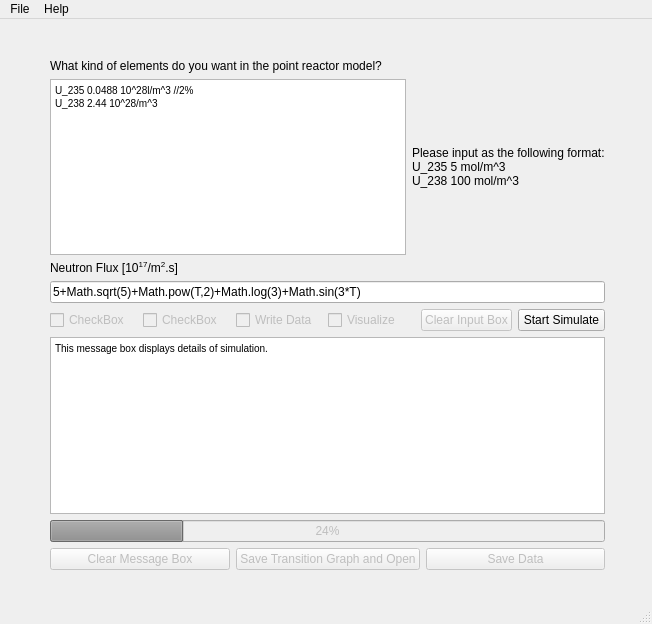
WenyinWei/NuKit, file qtapp/NuKit/src/Frame/mainwindow.ui: the form before one commit.
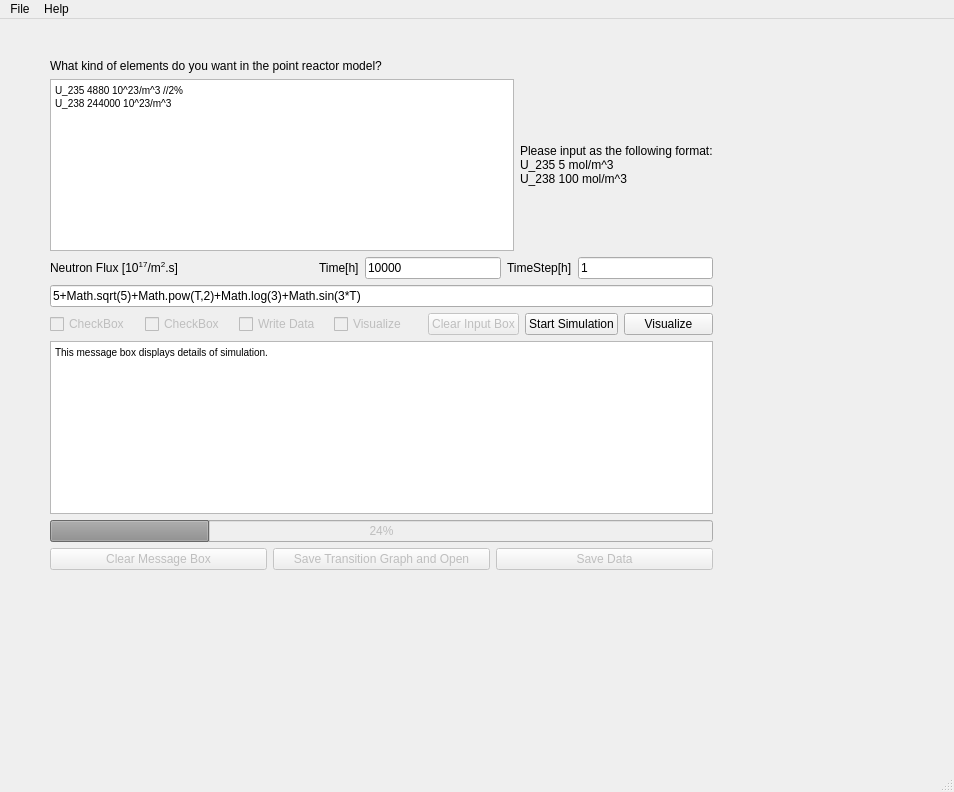
The form after the commit.

What changed in the file:
```diff
--- a/qtapp/NuKit/src/Frame/mainwindow.ui
+++ b/qtapp/NuKit/src/Frame/mainwindow.ui
@@ -6,8 +6,8 @@
    <rect>
     <x>0</x>
     <y>0</y>
-    <width>652</width>
-    <height>624</height>
+    <width>954</width>
+    <height>792</height>
    </rect>
   </property>
   <property name="windowTitle">
@@ -19,7 +19,7 @@
      <rect>
       <x>50</x>
       <y>40</y>
-      <width>555</width>
+      <width>663</width>
       <height>511</height>
      </rect>
     </property>
@@ -40,8 +40,8 @@
 &lt;html&gt;&lt;head&gt;&lt;meta name=&quot;qrichtext&quot; content=&quot;1&quot; /&gt;&lt;style type=&quot;text/css&quot;&gt;
 p, li { white-space: pre-wrap; }
 &lt;/style&gt;&lt;/head&gt;&lt;body style=&quot; font-family:'MS Shell Dlg 2'; font-size:7.8pt; font-weight:400; font-style:normal;&quot;&gt;
-&lt;p style=&quot; margin-top:0px; margin-bottom:0px; margin-left:0px; margin-right:0px; -qt-block-indent:0; text-indent:0px;&quot;&gt;U_235 0.0488 10^28l/m^3 //2%&lt;/p&gt;
-&lt;p style=&quot; margin-top:0px; margin-bottom:0px; margin-left:0px; margin-right:0px; -qt-block-indent:0; text-indent:0px;&quot;&gt;U_238 2.44 10^28/m^3&lt;/p&gt;&lt;/body&gt;&lt;/html&gt;</string>
+&lt;p style=&quot; margin-top:0px; margin-bottom:0px; margin-left:0px; margin-right:0px; -qt-block-indent:0; text-indent:0px;&quot;&gt;U_235 4880 10^23/m^3 //2%&lt;/p&gt;
+&lt;p style=&quot; margin-top:0px; margin-bottom:0px; margin-left:0px; margin-right:0px; -qt-block-indent:0; text-indent:0px;&quot;&gt;U_238 244000 10^23/m^3&lt;/p&gt;&lt;/body&gt;&lt;/html&gt;</string>
          </property>
          <property name="overwriteMode">
           <bool>false</bool>
@@ -66,11 +66,56 @@
       </layout>
      </item>
      <item>
-      <widget class="QLabel" name="label_3">
-       <property name="text">
-        <string>&lt;html&gt;&lt;head/&gt;&lt;body&gt;&lt;p&gt;Neutron Flux [10&lt;span style=&quot; vertical-align:super;&quot;&gt;17&lt;/span&gt;/m&lt;span style=&quot; vertical-align:super;&quot;&gt;2&lt;/span&gt;.s]&lt;/p&gt;&lt;/body&gt;&lt;/html&gt;</string>
-       </property>
-      </widget>
+      <layout class="QHBoxLayout" name="horizontalLayout_4">
+       <item>
+        <widget class="QLabel" name="label_3">
+         <property name="text">
+          <string>&lt;html&gt;&lt;head/&gt;&lt;body&gt;&lt;p&gt;Neutron Flux [10&lt;span style=&quot; vertical-align:super;&quot;&gt;17&lt;/span&gt;/m&lt;span style=&quot; vertical-align:super;&quot;&gt;2&lt;/span&gt;.s]&lt;/p&gt;&lt;/body&gt;&lt;/html&gt;</string>
+         </property>
+        </widget>
+       </item>
+       <item>
+        <spacer name="horizontalSpacer">
+         <property name="orientation">
+          <enum>Qt::Horizontal</enum>
+         </property>
+         <property name="sizeHint" stdset="0">
+          <size>
+           <width>40</width>
+           <height>20</height>
+          </size>
+         </property>
+        </spacer>
+       </item>
+       <item>
+        <widget class="QLabel" name="label_4">
+         <property name="text">
+          <string>Time[h]</string>
+         </property>
+        </widget>
+       </item>
+       <item>
+        <widget class="QLineEdit" name="inputTime">
+         <property name="text">
+          <string>10000</string>
+         </property>
+        </widget>
+       </item>
+       <item>
+        <widget class="QLabel" name="label_5">
+         <property name="text">
+          <string>TimeStep[h]</string>
+         </property>
+        </widget>
+       </item>
+       <item>
+        <widget class="QLineEdit" name="inputTimeStep">
+         <property name="text">
+          <string>1</string>
+         </property>
+        </widget>
+       </item>
+      </layout>
      </item>
      <item>
       <widget class="QLineEdit" name="inputNeutron">
@@ -140,7 +185,14 @@
        <item>
         <widget class="QPushButton" name="simulateButton">
          <property name="text">
-          <string>Start Simulate</string>
+          <string>Start Simulation</string>
+         </property>
+        </widget>
+       </item>
+       <item>
+        <widget class="QPushButton" name="visualizeButton">
+         <property name="text">
+          <string>Visualize</string>
          </property>
         </widget>
        </item>
@@ -215,7 +267,7 @@
     <rect>
      <x>0</x>
      <y>0</y>
-     <width>652</width>
+     <width>954</width>
      <height>26</height>
     </rect>
    </property>
```
